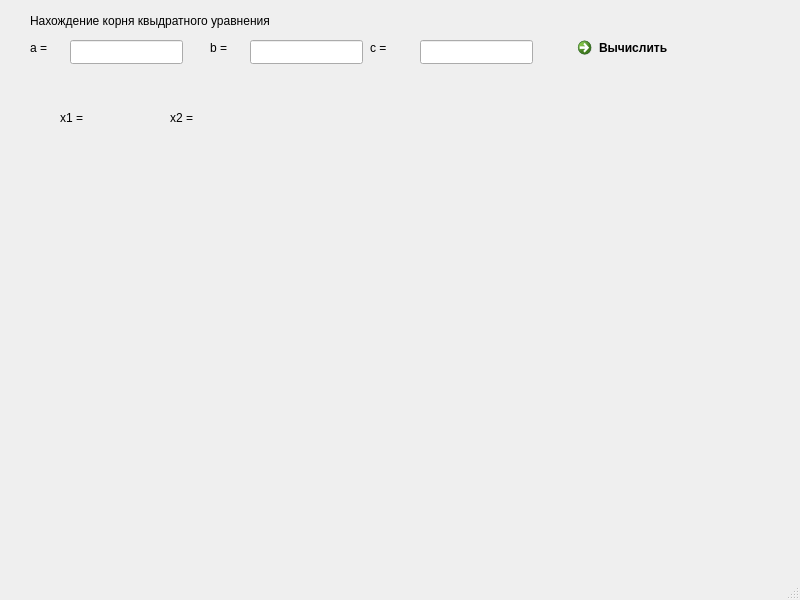
This is mainwindow.ui in FerKosNik/Text_editor_Marat as Qt 5 draws it before an edit. The edited form follows.
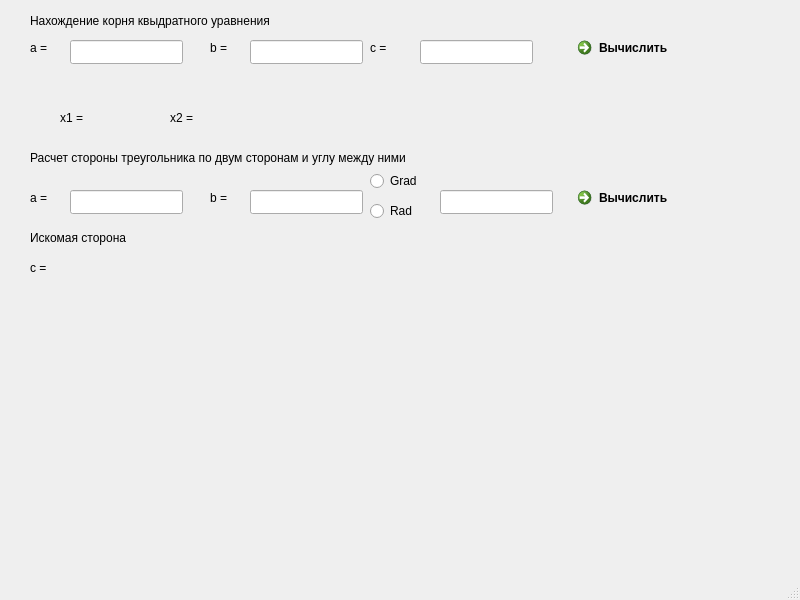
This is the edited form.

Commit message: Second task was added with possibility to find unknown side of triangle.

The edit to the form file:
```diff
--- a/mainwindow.ui
+++ b/mainwindow.ui
@@ -174,6 +174,153 @@
      <string>x2 =</string>
     </property>
    </widget>
+   <widget class="QLabel" name="label_5">
+    <property name="geometry">
+     <rect>
+      <x>30</x>
+      <y>150</y>
+      <width>411</width>
+      <height>16</height>
+     </rect>
+    </property>
+    <property name="text">
+     <string>Расчет стороны треугольника по двум сторонам и углу между ними</string>
+    </property>
+   </widget>
+   <widget class="QLineEdit" name="inputNumberEdit_4">
+    <property name="geometry">
+     <rect>
+      <x>70</x>
+      <y>190</y>
+      <width>113</width>
+      <height>24</height>
+     </rect>
+    </property>
+   </widget>
+   <widget class="QLineEdit" name="inputNumberEdit_5">
+    <property name="geometry">
+     <rect>
+      <x>250</x>
+      <y>190</y>
+      <width>113</width>
+      <height>24</height>
+     </rect>
+    </property>
+   </widget>
+   <widget class="QLineEdit" name="inputNumberEdit_6">
+    <property name="geometry">
+     <rect>
+      <x>440</x>
+      <y>190</y>
+      <width>113</width>
+      <height>24</height>
+     </rect>
+    </property>
+   </widget>
+   <widget class="QLabel" name="label_6">
+    <property name="geometry">
+     <rect>
+      <x>30</x>
+      <y>190</y>
+      <width>31</width>
+      <height>16</height>
+     </rect>
+    </property>
+    <property name="text">
+     <string>a = </string>
+    </property>
+   </widget>
+   <widget class="QLabel" name="label_7">
+    <property name="geometry">
+     <rect>
+      <x>210</x>
+      <y>190</y>
+      <width>31</width>
+      <height>16</height>
+     </rect>
+    </property>
+    <property name="text">
+     <string>b = </string>
+    </property>
+   </widget>
+   <widget class="QRadioButton" name="GradSwitch">
+    <property name="geometry">
+     <rect>
+      <x>370</x>
+      <y>170</y>
+      <width>97</width>
+      <height>22</height>
+     </rect>
+    </property>
+    <property name="text">
+     <string>Grad</string>
+    </property>
+   </widget>
+   <widget class="QRadioButton" name="RadSwitch">
+    <property name="geometry">
+     <rect>
+      <x>370</x>
+      <y>200</y>
+      <width>97</width>
+      <height>22</height>
+     </rect>
+    </property>
+    <property name="text">
+     <string>Rad</string>
+    </property>
+   </widget>
+   <widget class="QCommandLinkButton" name="commandLinkButton_2">
+    <property name="geometry">
+     <rect>
+      <x>570</x>
+      <y>180</y>
+      <width>186</width>
+      <height>41</height>
+     </rect>
+    </property>
+    <property name="text">
+     <string>Вычислить</string>
+    </property>
+   </widget>
+   <widget class="QLabel" name="ResultX1_4">
+    <property name="geometry">
+     <rect>
+      <x>30</x>
+      <y>260</y>
+      <width>31</width>
+      <height>16</height>
+     </rect>
+    </property>
+    <property name="text">
+     <string>c =</string>
+    </property>
+   </widget>
+   <widget class="QLabel" name="ResultSide">
+    <property name="geometry">
+     <rect>
+      <x>60</x>
+      <y>260</y>
+      <width>401</width>
+      <height>21</height>
+     </rect>
+    </property>
+    <property name="text">
+     <string/>
+    </property>
+   </widget>
+   <widget class="QLabel" name="label_9">
+    <property name="geometry">
+     <rect>
+      <x>30</x>
+      <y>230</y>
+      <width>121</width>
+      <height>16</height>
+     </rect>
+    </property>
+    <property name="text">
+     <string>Искомая сторона</string>
+    </property>
+   </widget>
   </widget>
   <widget class="QMenuBar" name="menubar">
    <property name="geometry">
```
The commit also changes 2 other files.
